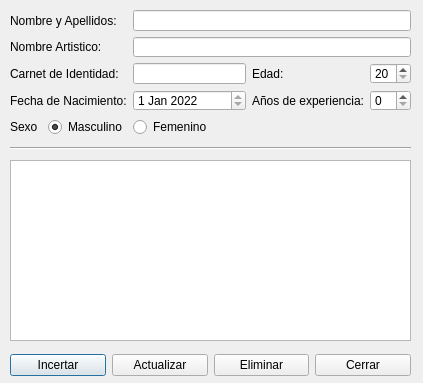
daeran84/Acuario, file vista/ui/entrenador.ui: the form before one commit.
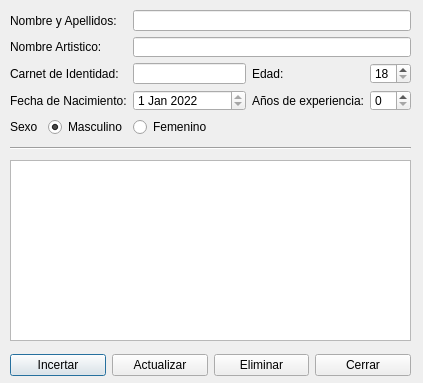
The form after the commit.

Commit message:
Ventana Entrenadores
trabajando en la tabla

Patch:
```diff
--- a/vista/ui/entrenador.ui
+++ b/vista/ui/entrenador.ui
@@ -144,7 +144,7 @@
     <item row="2" column="4">
      <widget class="QSpinBox" name="valor_edad">
       <property name="minimum">
-       <number>20</number>
+       <number>18</number>
       </property>
       <property name="maximum">
        <number>65</number>
```
Left out of the diff: 132 changed lines with no effect on the pictures. The commit also changes 5 other files.
